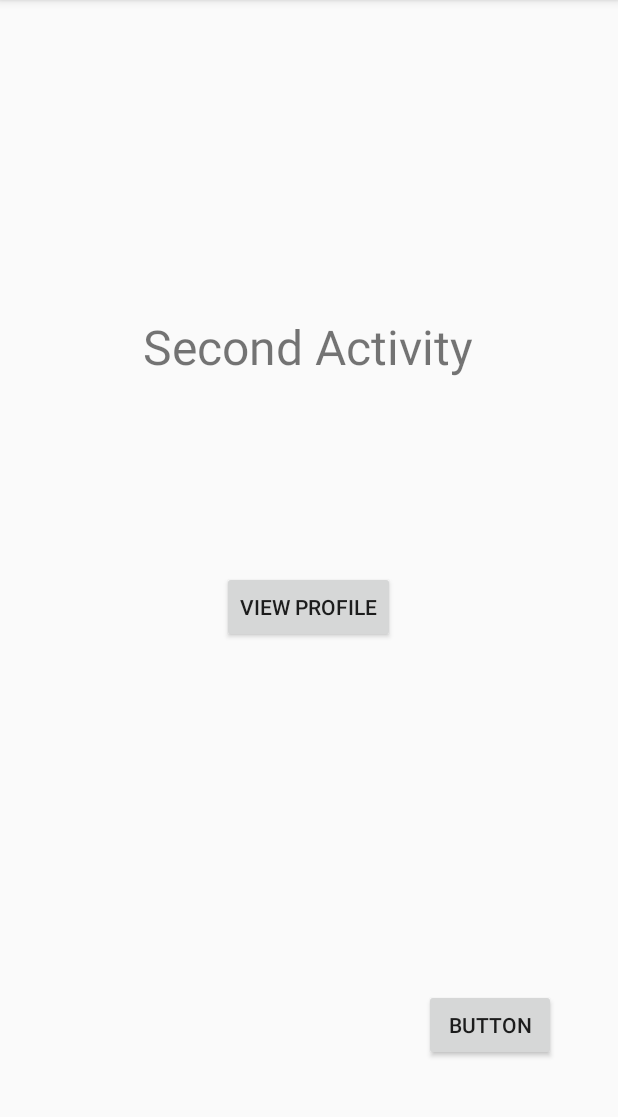
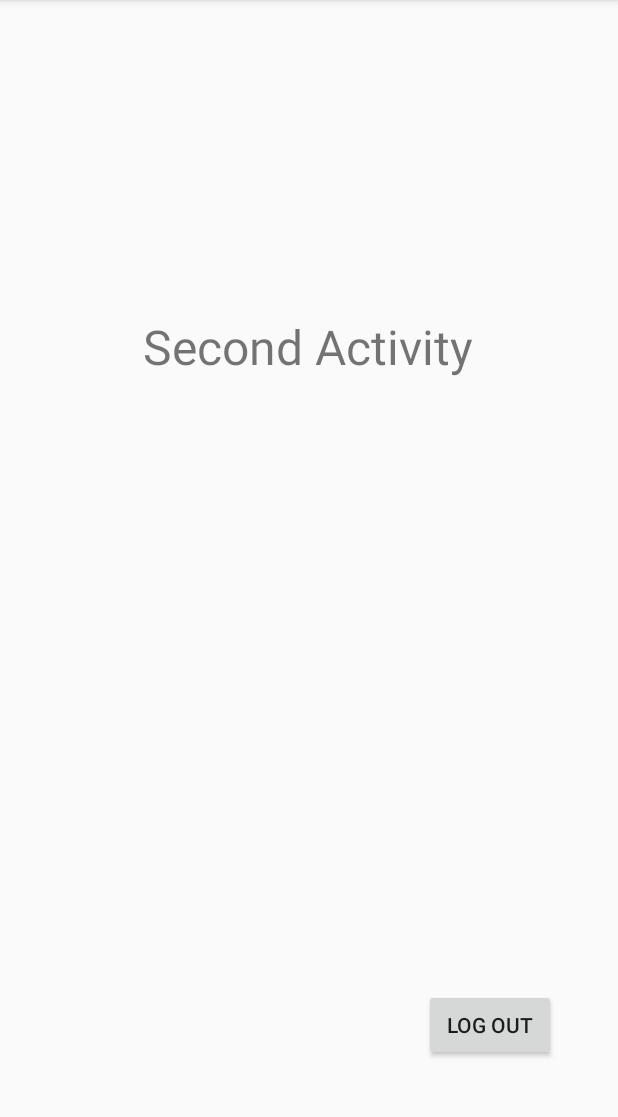
Before and after one commit to mhmnal/gp6, an Android app: the SecondActivity screen opened directly, with no data from a screen before it, on a phone screen of 412 x 824 dp, the part 84-1201 px from its top. Run offline under Robolectric (Android 15) with nearby library versions, the phone set to English and light mode, and no system bars; our stand-ins replace Firebase (no records; nobody signed in at launch, a user with empty details on screens opened directly); 1 statement that could not run was skipped.

Commit message:
minor changes in second activity

```diff
--- a/app/src/main/java/com/example/logindemo/SecondActivity.java
+++ b/app/src/main/java/com/example/logindemo/SecondActivity.java
@@ -31,7 +31,7 @@ public class SecondActivity extends AppCompatActivity {
     protected void onCreate(Bundle savedInstanceState) {
         super.onCreate(savedInstanceState);
 
-        vprofile = (Button) findViewById(R.id.btn_viewprofile);
+
         vprofile.setOnClickListener(new View.OnClickListener() {
             @Override
             public void onClick(View v) {
--- a/app/src/main/res/layout/activity_second.xml
+++ b/app/src/main/res/layout/activity_second.xml
@@ -23,7 +23,7 @@
         android:id="@+id/btn_logout"
         android:layout_width="wrap_content"
         android:layout_height="wrap_content"
-        android:text="Button"
+        android:text="Log Out"
         app:layout_constraintBottom_toBottomOf="parent"
         app:layout_constraintEnd_toEndOf="parent"
         app:layout_constraintHorizontal_bias="0.873"
@@ -31,15 +31,5 @@
         app:layout_constraintTop_toBottomOf="@+id/txt_word"
         app:layout_constraintVertical_bias="0.87" />
 
-    <Button
-        android:id="@+id/btn_viewprofile"
-        android:layout_width="wrap_content"
-        android:layout_height="wrap_content"
-        android:text="View Profile"
-        app:layout_constraintBottom_toBottomOf="parent"
-        app:layout_constraintEnd_toEndOf="parent"
-        app:layout_constraintHorizontal_bias="0.498"
-        app:layout_constraintStart_toStartOf="parent"
-        app:layout_constraintTop_toBottomOf="@+id/txt_word"
-        app:layout_constraintVertical_bias="0.274" />
+
 </androidx.constraintlayout.widget.ConstraintLayout>
```
